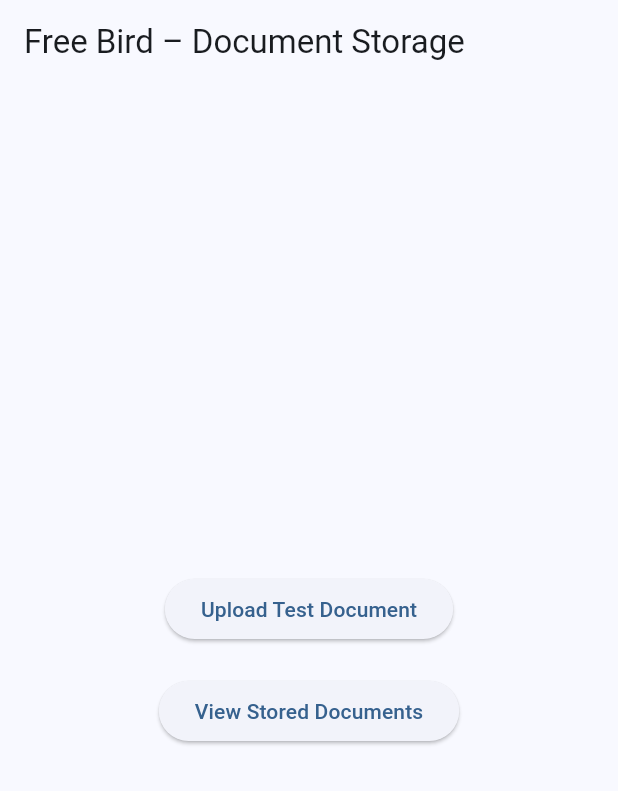
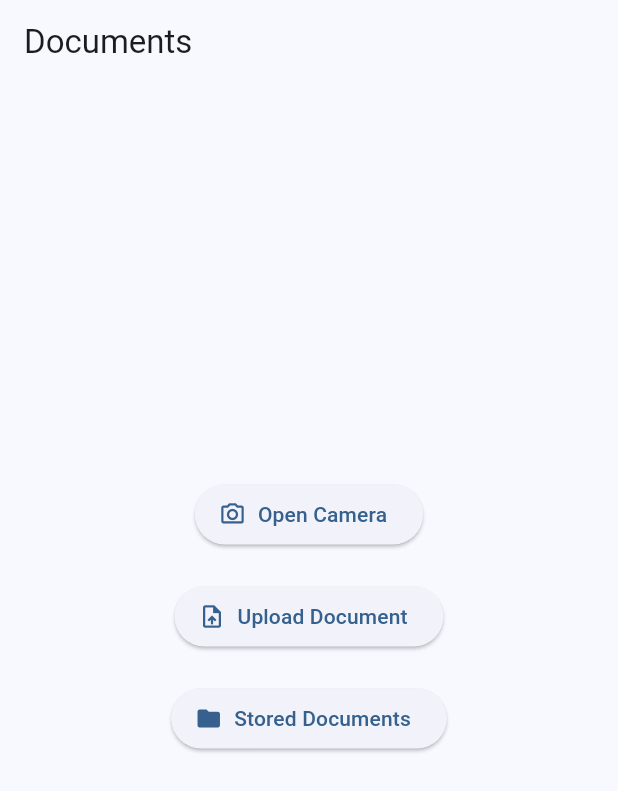
Before and after one commit to MRU-F25-COMP2603/2633-term-project-free-bird, a Flutter app: the screen it shows after launch, on a phone screen of 412 x 824 dp. Shown: the top 791 px of the screen. Run offline on Flutter 3.47's test engine with Material 3 defaults, Android fonts, the phone set to English and light mode, and no system bars; our stand-ins replace cloud_firestore, firebase_core; accounts and stored records are empty; statements that could not run were skipped.

Commit message:
add camera upload and document integration

```diff
--- a/lib/main.dart
+++ b/lib/main.dart
@@ -1,9 +1,8 @@
 import 'package:flutter/material.dart';
 import 'package:firebase_core/firebase_core.dart';
 import 'firebase_options.dart';
-import 'firestore_service.dart';
 import 'stored_documents_page.dart';
-
+import 'upload_document_page.dart';
 
 void main() async {
   WidgetsFlutterBinding.ensureInitialized();
@@ -35,29 +34,45 @@ class HomePage extends StatelessWidget {
 
   @override
   Widget build(BuildContext context) {
-    final firestoreService = FirestoreService();
-
     return Scaffold(
-      appBar: AppBar(title: const Text('Free Bird – Document Storage')),
+      appBar: AppBar(title: const Text('Documents')),
       body: Center(
         child: Column(
           mainAxisAlignment: MainAxisAlignment.center,
           children: [
-            ElevatedButton(
-              onPressed: () async {
-                await firestoreService.addDocument(
-                  userID: 'testUser123',
-                  documentName: 'Visa Application.pdf',
-                  fileType: 'PDF',
-                );
+            // --- CAMERA BUTTON (for future feature) ---
+            ElevatedButton.icon(
+              icon: const Icon(Icons.camera_alt_outlined),
+              label: const Text('Open Camera'),
+              onPressed: () {
                 ScaffoldMessenger.of(context).showSnackBar(
-                  const SnackBar(content: Text('✅ Document uploaded!')),
+                  const SnackBar(
+                    content: Text('📸 Camera feature coming soon!'),
+                  ),
                 );
               },
-              child: const Text('Upload Test Document'),
             ),
             const SizedBox(height: 20),
-            ElevatedButton(
+
+            // --- FILE UPLOAD BUTTON ---
+            ElevatedButton.icon(
+              icon: const Icon(Icons.upload_file),
+              label: const Text('Upload Document'),
+              onPressed: () {
+                Navigator.push(
+                  context,
+                  MaterialPageRoute(
+                    builder: (_) => const UploadDocumentPage(),
+                  ),
+                );
+              },
+            ),
+            const SizedBox(height: 20),
+
+            // --- STORED DOCUMENTS PAGE ---
+            ElevatedButton.icon(
+              icon: const Icon(Icons.folder),
+              label: const Text('Stored Documents'),
               onPressed: () {
                 Navigator.push(
                   context,
@@ -66,11 +81,43 @@ class HomePage extends StatelessWidget {
                   ),
                 );
               },
-              child: const Text('View Stored Documents'),
             ),
           ],
         ),
       ),
+
+      // --- BOTTOM NAVIGATION BAR ---
+      bottomNavigationBar: BottomNavigationBar(
+        items: const [
+          BottomNavigationBarItem(
+            icon: Icon(Icons.flight_takeoff),
+            label: 'Trips',
+          ),
+          BottomNavigationBarItem(
+            icon: Icon(Icons.home),
+            label: 'Home',
+          ),
+          BottomNavigationBarItem(
+            icon: Icon(Icons.folder_open),
+            label: 'Documents',
+          ),
+          BottomNavigationBarItem(
+            icon: Icon(Icons.route),
+            label: 'Routes',
+          ),
+          BottomNavigationBarItem(
+            icon: Icon(Icons.settings),
+            label: 'Settings',
+          ),
+        ],
+        currentIndex: 2, // highlight the "Documents" tab
+        onTap: (index) {
+          if (index == 2) return; // already on Documents
+          ScaffoldMessenger.of(context).showSnackBar(
+            SnackBar(content: Text('Page $index not implemented yet')),
+          );
+        },
+      ),
     );
   }
 }
--- a/pubspec.yaml
+++ b/pubspec.yaml
@@ -40,6 +40,8 @@ dependencies:
   firebase_core: ^3.5.0
   cloud_firestore: ^5.4.2
   firebase_storage: ^12.3.2
+  image_picker: ^1.2.0
+  file_picker: ^10.3.3
 
 dev_dependencies:
   flutter_test:
```
Also changed, not shown: lib/upload_document_page.dart (added, +367 -0 lines), lib/firebase_options.dart, pubspec.lock, 2 other files.
